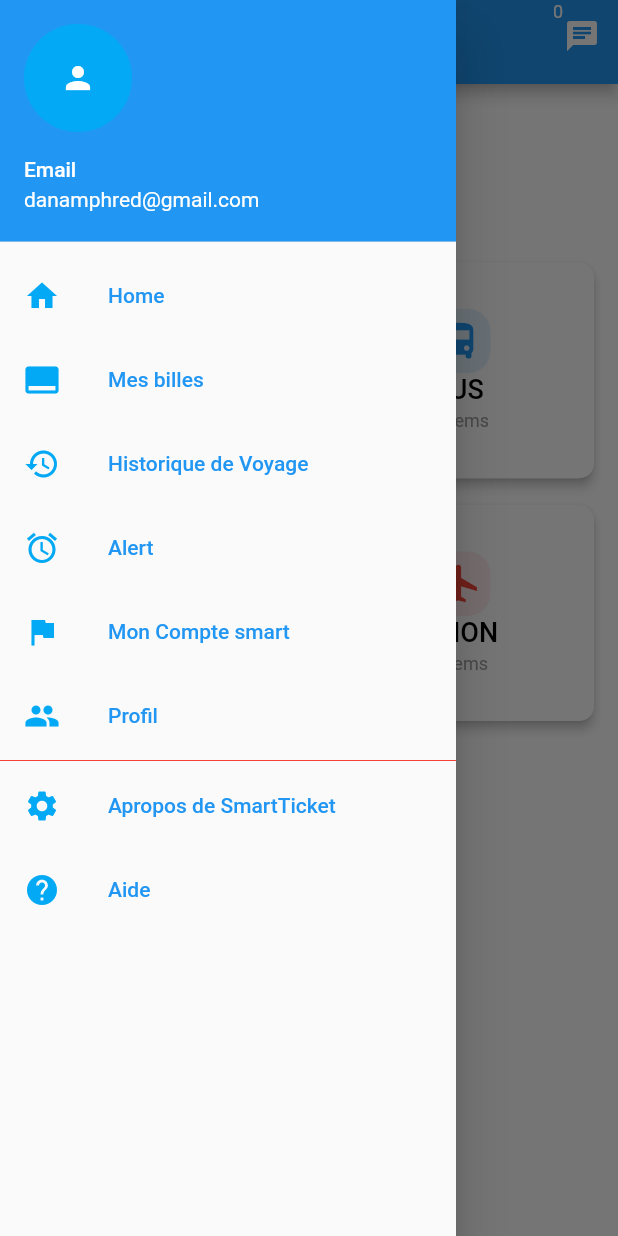
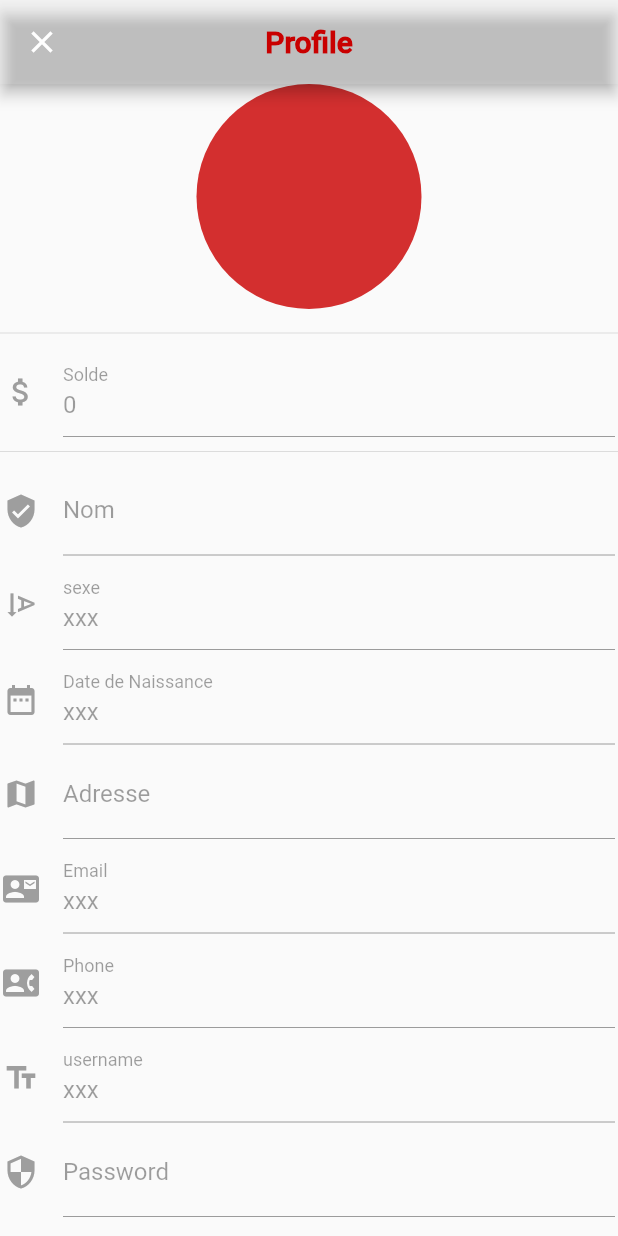
Before and after one commit to KINGDAN00/st_project, a Flutter app: the MyHomePageScreen screen opened directly, in the side drawer, after a tap on "Profil", on a phone screen of 412 x 824 dp. Run offline on Flutter 3.47's test engine with Material 2 defaults, Android fonts, the phone set to English and light mode, and no system bars; our stand-ins replace flutter_swiper, local_auth; missing offline and left inert: flutter_lock_screen.

Commit message:
Travail respo et profile

```diff
--- a/lib/Home/home_screen.dart
+++ b/lib/Home/home_screen.dart
@@ -1,10 +1,13 @@
+import 'dart:io';
+
 import 'package:flights_app/home_page.dart';
 import 'package:flights_app/myCompteMoney/colored_card_page.dart';
 import 'package:flights_app/myCompteMoney/custom_gift_card.dart';
-import 'package:flights_app/myCompteMoney/first_page.dart';
+import 'package:flights_app/login_signup_screens/profile.dart';
+//import 'package:flights_app/myCompteMoney/first_page.dart';
 import 'package:flights_app/myCompteMoney/pass_code_page.dart';
 import 'package:flutter/material.dart';
-import 'package:percent_indicator/linear_percent_indicator.dart';
+//import 'package:percent_indicator/linear_percent_indicator.dart';
 
 //void main() => runApp(HomeScreen());
 
@@ -51,6 +54,7 @@ class MyHomePageScreen extends StatefulWidget {
 }
 
 class HomeScreen extends State<MyHomePageScreen> {
+
   @override
   Widget build(BuildContext context) {
     return new Scaffold(
@@ -172,7 +176,13 @@ class HomeScreen extends State<MyHomePageScreen> {
                 ),
               ),
               new InkWell(
-                onTap: () {},
+                onTap: () {
+                  Navigator.push(
+                      context,
+                      MaterialPageRoute(
+                          builder: (context) => Profile(),
+                          fullscreenDialog: true));
+                },
                 child: new ListTile(
                   title: new Text('Profil',
                       style: new TextStyle(color: Colors.blue)),
--- a/lib/login_signup_screens/login_screen.dart
+++ b/lib/login_signup_screens/login_screen.dart
@@ -33,7 +33,7 @@ class _LoginScreenState extends State<LoginScreen> {
     return Scaffold(
       backgroundColor: Colors.white,
       resizeToAvoidBottomPadding: false,
-      body: Column(
+      body: ListView(
         children: <Widget>[
           Container(
             height: MediaQuery.of(context).size.height * 0.35,
@@ -142,7 +142,7 @@ class _LoginScreenState extends State<LoginScreen> {
               child: Form(
                 key: _formKey,
                 autovalidate: _autoValidate,
-                child: Column(
+                child: ListView(
                   children: <Widget>[
                     TextFormField(
                       validator: validateEmail,
@@ -358,7 +358,7 @@ class _LoginScreenState extends State<LoginScreen> {
                           ),
                         )),
                     Container(
-                        margin: EdgeInsets.only(top: 10, bottom: 15),
+                        margin: EdgeInsets.only(top: 10, bottom: 10),
                         height: MediaQuery.of(context).size.height * 0.05,
                         child: GestureDetector(
                           onTap: () {
--- /dev/null
+++ b/lib/login_signup_screens/profile.dart
@@ -0,0 +1,197 @@
+import 'package:flutter/material.dart';
+
+class Profile extends StatefulWidget {
+  @override
+  _ProfileState createState() => _ProfileState();
+}
+
+class _ProfileState extends State<Profile> {
+  TextEditingController user= new TextEditingController(),
+      pass = new TextEditingController(),
+      nom = new TextEditingController(),
+      sexe = new TextEditingController(),
+      date = new TextEditingController(),
+      contact = new TextEditingController(),
+      solde = new TextEditingController(),
+      adress = new TextEditingController();
+  @override
+  Widget build(BuildContext context) {
+    user.text="xxx";
+    sexe.text="xxx";
+    date.text="xxx";
+    contact.text="xxx";
+    solde.text="0";
+        return Scaffold(
+      appBar: AppBar(centerTitle: true,
+        title:new Text("Profile",style: TextStyle(color: Color(0xFFC90000),fontWeight: FontWeight.bold,)),
+        backgroundColor: Colors.white12,),
+    body:ListView(
+      children: <Widget>[
+
+            Row(
+              mainAxisAlignment: MainAxisAlignment.center,
+
+              children: <Widget>[
+                Container(
+                  height: 150,
+                  width: 150,
+                  child: CircleAvatar(
+                    radius: 40,
+
+                              child: new FlatButton(
+                                onPressed: () {
+                                },
+                                child: null,
+                              ),
+
+                            ),
+                ),
+              ],
+            ),
+
+                  Padding(padding: EdgeInsets.all(4.0),),
+                  Divider(),
+                  Padding(padding: EdgeInsets.all(2.0),
+                  child: TextField(
+                     controller: solde,
+                     enabled: false,
+                     decoration: InputDecoration(
+                       icon: Icon(Icons.attach_money,color: Colors.grey,),
+                       hintText: 'Solde',
+                       labelText: 'Solde'
+                //         border: new OutlineInputBorder(
+                //      borderRadius: new BorderRadius.circular(20.0)
+                //  ),
+                     ),
+
+                 ),
+                  ),
+                  Divider(),
+                  Padding(padding: EdgeInsets.all(2.0),
+                  child: TextField(
+                     controller: nom,
+                     enabled: false,
+                     decoration: InputDecoration(
+                       icon: Icon(Icons.verified_user,color: Colors.grey,),
+                       hintText: 'Nom',
+                       labelText: 'Nom'
+                //         border: new OutlineInputBorder(
+                //      borderRadius: new BorderRadius.circular(20.0)
+                //  ),
+                     ),
+
+                 ),
+                  ),
+                  Padding(padding: EdgeInsets.all(2.0),
+                  child: TextField(
+                     controller: sexe,
+                     enabled: false,
+                     decoration: InputDecoration(
+                       icon: Icon(Icons.text_rotation_down,color: Colors.grey,),
+                       hintText: 'sexe',
+                       labelText: 'sexe'
+                //         border: new OutlineInputBorder(
+                //      borderRadius: new BorderRadius.circular(20.0)
+                //  ),
+                     ),
+
+                 ),
+                  ),
+                  Padding(padding: EdgeInsets.all(2.0),
+                  child: TextField(
+                     controller: date,
+                     enabled: false,
+                     decoration: InputDecoration(
+                       icon: Icon(Icons.date_range,color: Colors.grey,),
+                       hintText: 'Date de Naissance',
+                       labelText: 'Date de Naissance'
+                //         border: new OutlineInputBorder(
+                //      borderRadius: new BorderRadius.circular(20.0)
+                //  ),
+                     ),
+
+                 ),
+                  ),
+                  Padding(padding: EdgeInsets.all(2.0),
+                  child: TextField(
+                     controller: adress,
+                     enabled: false,
+                     decoration: InputDecoration(
+                       icon: Icon(Icons.map,color: Colors.grey,),
+                       hintText: 'Adresse',
+                       labelText: 'Adresse'
+                //         border: new OutlineInputBorder(
+                //      borderRadius: new BorderRadius.circular(20.0)
+                //  ),
+                     ),
+
+                 ),
+                  ),
+                  Padding(padding: EdgeInsets.all(2.0),
+                  child: TextField(
+                     controller: contact,
+                     enabled: false,
+                     decoration: InputDecoration(
+                       icon: Icon(Icons.contact_mail,color: Colors.grey,),
+                       hintText: 'Email',
+                       labelText: 'Email'
+                //         border: new OutlineInputBorder(
+                //      borderRadius: new BorderRadius.circular(20.0)
+                //  ),
+                     ),
+
+                 ),
+                  ),
+                  Padding(padding: EdgeInsets.all(2.0),
+                  child: TextField(
+                     controller: contact,
+                     enabled: false,
+                     decoration: InputDecoration(
+                       icon: Icon(Icons.contact_phone,color: Colors.grey,),
+                       hintText: 'Phone',
+                       labelText: 'Phone'
+                //         border: new OutlineInputBorder(
+                //      borderRadius: new BorderRadius.circular(20.0)
+                //  ),
+                     ),
+
+                 ),
+                  ),
+                  Padding(padding: EdgeInsets.all(2.0),
+                  child: TextField(
+                     controller: user,
+                     enabled: false,
+                     decoration: InputDecoration(
+                       icon: Icon(Icons.text_fields,color: Colors.grey,),
+                       hintText: 'username',
+                       labelText: 'username'
+                //         border: new OutlineInputBorder(
+                //      borderRadius: new BorderRadius.circular(20.0)
+                //  ),
+                     ),
+
+                 ),
+                  ),
+                  Padding(padding: EdgeInsets.all(2.0),
+                  child: TextField(
+                     controller: pass,
+                     enabled: false,
+                     decoration: InputDecoration(
+                       icon: Icon(Icons.security,color: Colors.grey,),
+                       hintText: 'Password',
+                       labelText: 'Password'
+                //         border: new OutlineInputBorder(
+                //      borderRadius: new BorderRadius.circular(20.0)
+                //  ),
+                     ),
+
+                 ),
+                  ),
+
+      ],
+    )
+
+    );
+
+  }
+}
--- a/lib/login_signup_screens/signup_screen.dart
+++ b/lib/login_signup_screens/signup_screen.dart
@@ -36,7 +36,7 @@ class _SignupScreenState extends State<SignupScreen> {
     return Scaffold(
       backgroundColor: Colors.white,
       resizeToAvoidBottomPadding: false,
-      body: Column(
+      body: ListView(
         children: <Widget>[
           Container(
             height: MediaQuery.of(context).size.height * 0.20,
@@ -135,7 +135,7 @@ class _SignupScreenState extends State<SignupScreen> {
             child: Form(
               key: _formKey,
               autovalidate: _autoValidate,
-              child: Column(
+              child: ListView(
                 children: <Widget>[
                   TextFormField(
                     validator: (value) {
```
